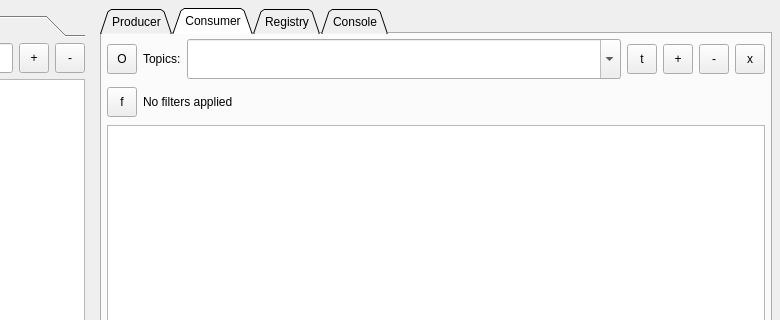
First picture: the form in modules/kafman/src/main/kafman/resources/forms/main_qt_view.ui, repository yorevs/hspylib, before the edit; both pictures show x 244 to 1024 and y 0 to 320 of the 1024 by 700 pixel window.
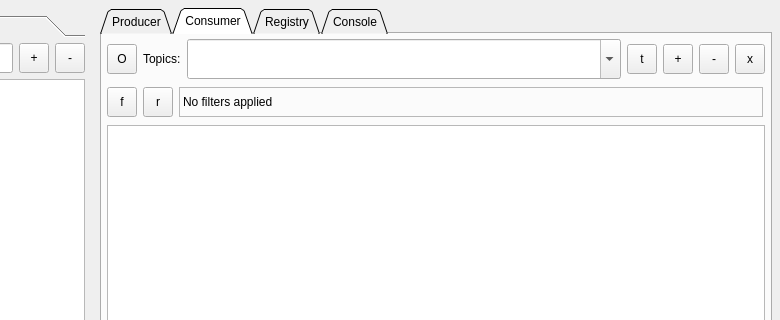
Second picture: the form after the edit. Custom widgets are drawn as their Qt base class.

Commit message: Fix kafman table filters

Diff of the .ui file:
```diff
--- a/modules/kafman/src/main/kafman/resources/forms/main_qt_view.ui
+++ b/modules/kafman/src/main/kafman/resources/forms/main_qt_view.ui
@@ -1942,8 +1942,42 @@
                                 </property>
                               </widget>
                             </item>
+              <item>
+               <widget class="QToolButton" name="tbtn_cons_filters_refresh">
+                <property name="minimumSize">
+                 <size>
+                  <width>30</width>
+                  <height>30</height>
+                 </size>
+                </property>
+                <property name="maximumSize">
+                 <size>
+                  <width>30</width>
+                  <height>30</height>
+                 </size>
+                </property>
+                <property name="toolTip">
+                 <string>Refresh table data using filters</string>
+                </property>
+                <property name="text">
+                 <string>r</string>
+                </property>
+                <property name="iconSize">
+                 <size>
+                  <width>24</width>
+                  <height>24</height>
+                 </size>
+                </property>
+               </widget>
+              </item>
                             <item>
                               <widget class="QLabel" name="lbl_cons_filters">
+                <property name="frameShape">
+                 <enum>QFrame::StyledPanel</enum>
+                </property>
+                <property name="frameShadow">
+                 <enum>QFrame::Sunken</enum>
+                </property>
                                 <property name="text">
                                   <string>No filters applied</string>
                                 </property>
@@ -2184,16 +2218,16 @@
     </layout>
   </widget>
   <customwidgets>
-    <customwidget>
-      <class>HListWidget</class>
-      <extends>QListWidget</extends>
-      <header>hspylib.modules.qt.promotions.hlistwidget</header>
-    </customwidget>
     <customwidget>
       <class>HComboBox</class>
       <extends>QComboBox</extends>
       <header>hspylib.modules.qt.promotions.hcombobox</header>
     </customwidget>
+  <customwidget>
+   <class>HListWidget</class>
+   <extends>QListWidget</extends>
+   <header>hspylib.modules.qt.promotions.hlistwidget</header>
+  </customwidget>
     <customwidget>
       <class>HTableView</class>
       <extends>QTableView</extends>
```
Left out of the diff: 8 changed lines with no effect on the pictures. Lines whose indentation alone changed are shown as unchanged. The commit also changes 106 other files.
